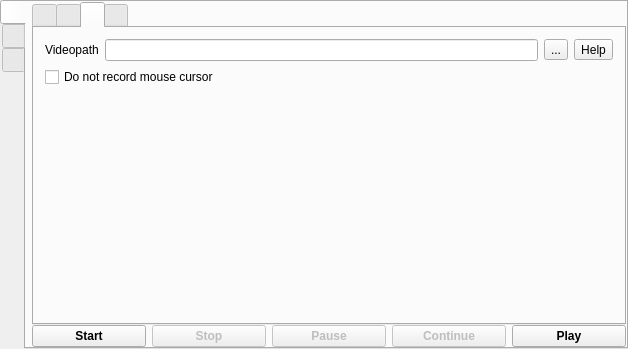
vkohaupt/vokoscreenNG, file mainwindow.ui: the form before one commit.
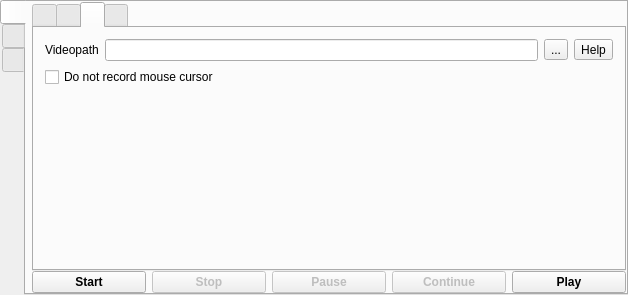
The form after the commit. The open tabs and pages were chosen to show the change.

Diff of the .ui file:
```diff
--- a/mainwindow.ui
+++ b/mainwindow.ui
@@ -7,7 +7,7 @@
     <x>0</x>
     <y>0</y>
     <width>628</width>
-    <height>349</height>
+    <height>295</height>
    </rect>
   </property>
   <property name="windowTitle">
```
Left out of the diff: 18 changed lines with no effect on the pictures.
